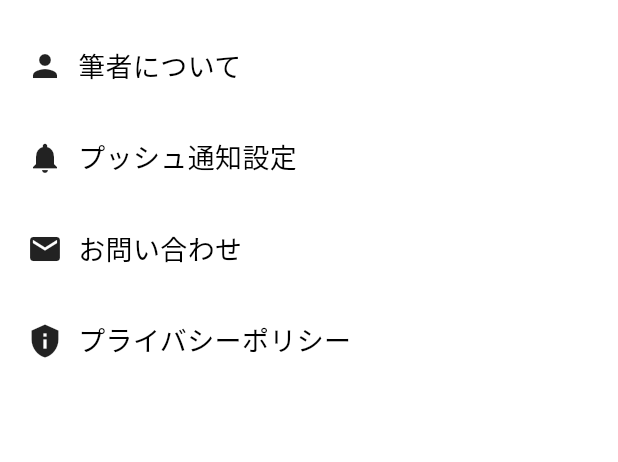
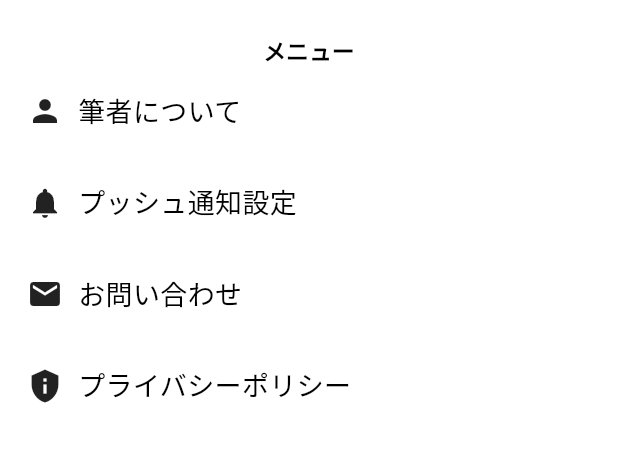
Before and after one commit to Arata1202/FlutterBlogApp, a Flutter app: the Menu screen opened directly, on a phone screen of 412 x 824 dp, the part 63-525 px from its top. Run offline on Flutter 3.47's test engine with Material 3 defaults, Android fonts, the phone set to English and light mode, and no system bars; our stand-ins replace webview_flutter.

Commit message:
feat: ヘッダー小見出し追加

```diff
--- a/lib/menu.dart
+++ b/lib/menu.dart
@@ -18,6 +18,20 @@ class Menu extends StatelessWidget {
           backgroundColor: Colors.white,
           surfaceTintColor: Colors.transparent,
           elevation: 4,
+          bottom: PreferredSize(
+            preferredSize: const Size.fromHeight(30.0),
+            child: Container(
+              alignment: Alignment.center,
+              child: const Text(
+                'メニュー',
+                style: TextStyle(
+                  color: Colors.black,
+                  fontSize: 15,
+                  fontWeight: FontWeight.bold,
+                ),
+              ),
+            ),
+          ),
         ),
         body: Container(
           color: Colors.white,
```
Also changed, not shown: lib/privacy.dart (+14 -0 lines), lib/profile.dart (+14 -0 lines), lib/search.dart (+14 -0 lines).
